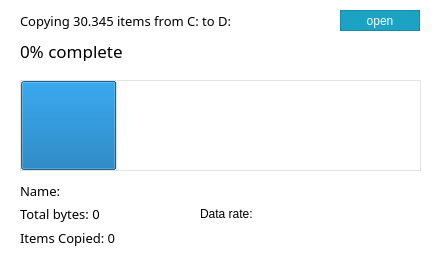
Before: the Qt Designer form src/gui/copydialog.ui in Gitnoter/vemoria2, drawn with Qt 5.
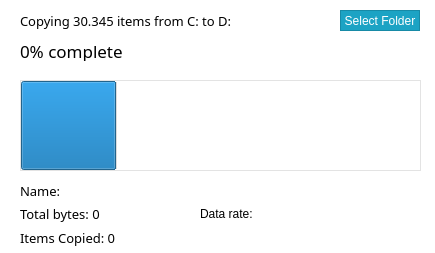
After: the same form once the commit is applied.

```diff
--- a/src/gui/copydialog.ui
+++ b/src/gui/copydialog.ui
@@ -67,7 +67,7 @@
  }</string>
    </property>
    <property name="text">
-    <string>open</string>
+    <string>Select Folder</string>
    </property>
   </widget>
   <widget class="QLabel" name="bytesLabel">
```
